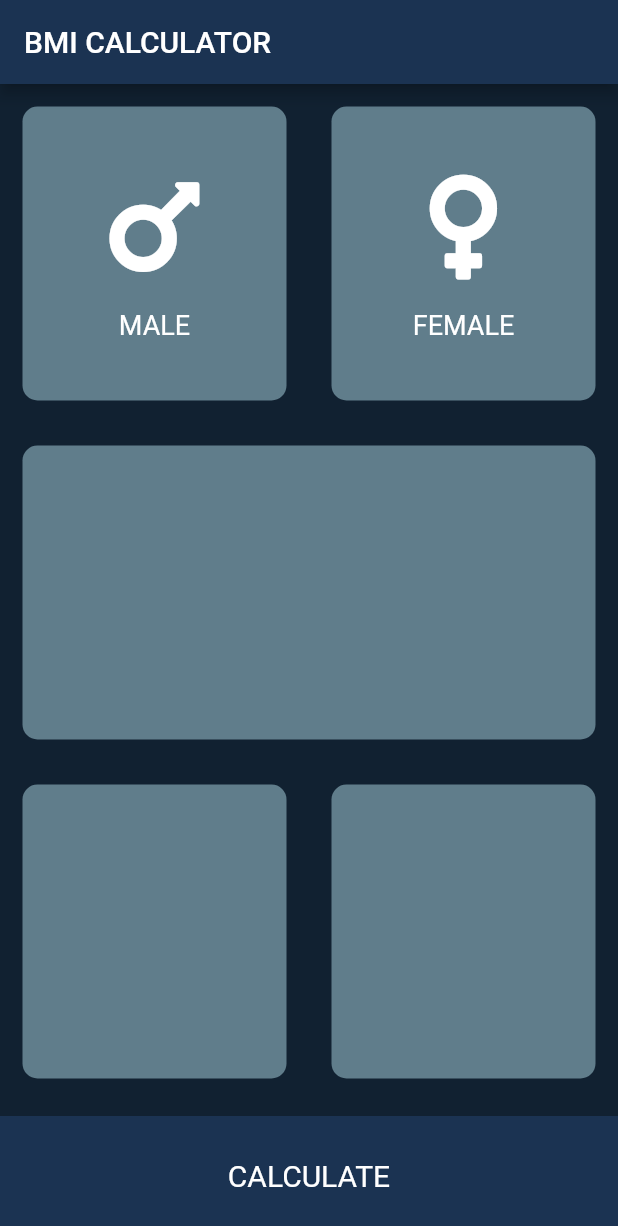
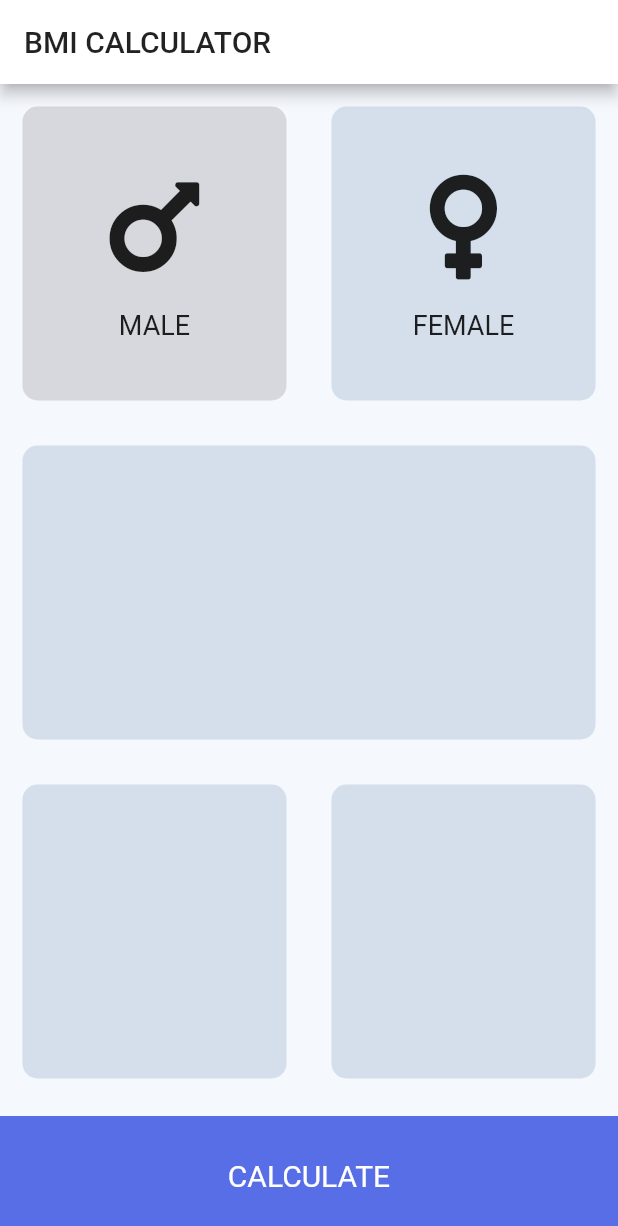
Before and after one commit to randiltennakoon/bmi_calculator, a Flutter app: the screen it shows after launch, on a phone screen of 412 x 824 dp. Shown: the top 1226 px of the screen. Run offline on Flutter 3.47's test engine with Material 2 defaults, Android fonts, the phone set to English and light mode, and no system bars; our stand-ins replace font_awesome_flutter.

Commit message:
updated the color theme

```diff
--- a/lib/main.dart
+++ b/lib/main.dart
@@ -7,9 +7,9 @@ class BMICalculator extends StatelessWidget {
   @override
   Widget build(BuildContext context) {
     return MaterialApp(
-      theme: ThemeData.dark().copyWith(
-        primaryColor: Color(0xFF1B3352),
-        scaffoldBackgroundColor: Color(0xFF112131),
+      theme: ThemeData(
+        primaryColor: Colors.white,
+        scaffoldBackgroundColor: Color(0xFFF5F8FD),
       ),
       home: UserInputPage(),
     );
--- a/lib/user_input_page.dart
+++ b/lib/user_input_page.dart
@@ -4,8 +4,9 @@ import 'reusable_card.dart';
 import 'icon_content.dart';
 
 const bottomContainerHeight = 80.0;
-const bottomContainerColor = Color(0xFF1B3352);
-const activeCardColor = Colors.blueGrey;
+const bottomContainerColor = Color(0xFF576EE6);
+const activeCardColor = Color(0xFFD5DFEB);
+const inactiveCardColor = Color(0xFFD7D8DD);
 
 class UserInputPage extends StatefulWidget {
   @override
@@ -27,11 +28,16 @@ class _UserInputPageState extends State<UserInputPage> {
             child: Row(
               children: [
                 Expanded(
-                  child: ReusableCard(
-                    colour: activeCardColor,
-                    cardChild: IconContent(
-                      icon: FontAwesomeIcons.mars,
-                      label: 'MALE',
+                  child: GestureDetector(
+                    onTap: () {
+                      print('Male card get pressed');
+                    },
+                    child: ReusableCard(
+                      colour: inactiveCardColor,
+                      cardChild: IconContent(
+                        icon: FontAwesomeIcons.mars,
+                        label: 'MALE',
+                      ),
                     ),
                   ),
                 ),
@@ -78,6 +84,7 @@ class _UserInputPageState extends State<UserInputPage> {
                 'CALCULATE',
                 style: TextStyle(
                   fontSize: 20.0,
+                  color: Colors.white,
                 ),
               ),
             ),
```
